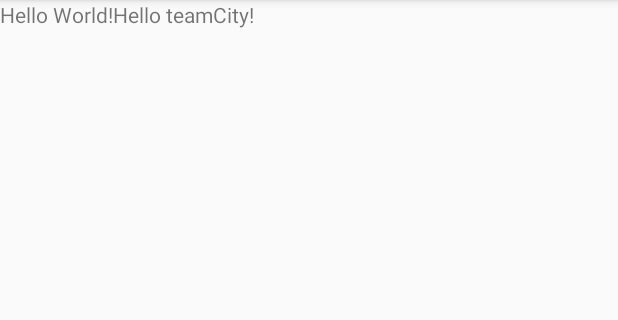
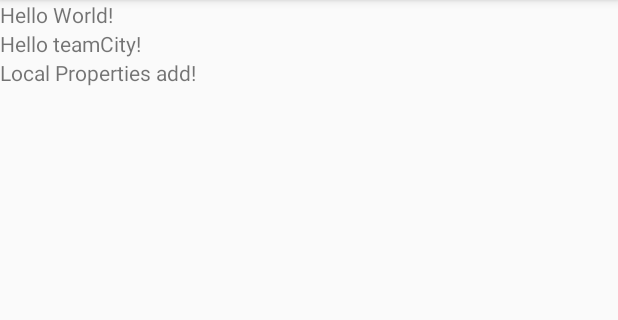
Before and after one commit to caozhongyi/teamcitydemo, an Android app: the screen it shows after launch (MainActivity), on a phone screen of 412 x 824 dp, the part 84-404 px from its top. Run offline under Robolectric (Android 15) with nearby library versions, the phone set to English and light mode, and no system bars.

Commit message:
1、添加localproperty

```diff
--- a/app/src/main/res/layout/activity_main.xml
+++ b/app/src/main/res/layout/activity_main.xml
@@ -4,6 +4,7 @@
     xmlns:tools="http://schemas.android.com/tools"
     android:layout_width="match_parent"
     android:layout_height="match_parent"
+    android:orientation="vertical"
     tools:context=".MainActivity">
 
     <TextView
@@ -26,4 +27,14 @@
         app:layout_constraintTop_toTopOf="parent" />
 
 
+    <TextView
+        android:layout_width="wrap_content"
+        android:layout_height="wrap_content"
+        android:text="Local Properties add!"
+        app:layout_constraintBottom_toBottomOf="parent"
+        app:layout_constraintLeft_toLeftOf="parent"
+        app:layout_constraintRight_toRightOf="parent"
+        app:layout_constraintTop_toTopOf="parent" />
+
+
 </LinearLayout>
```
